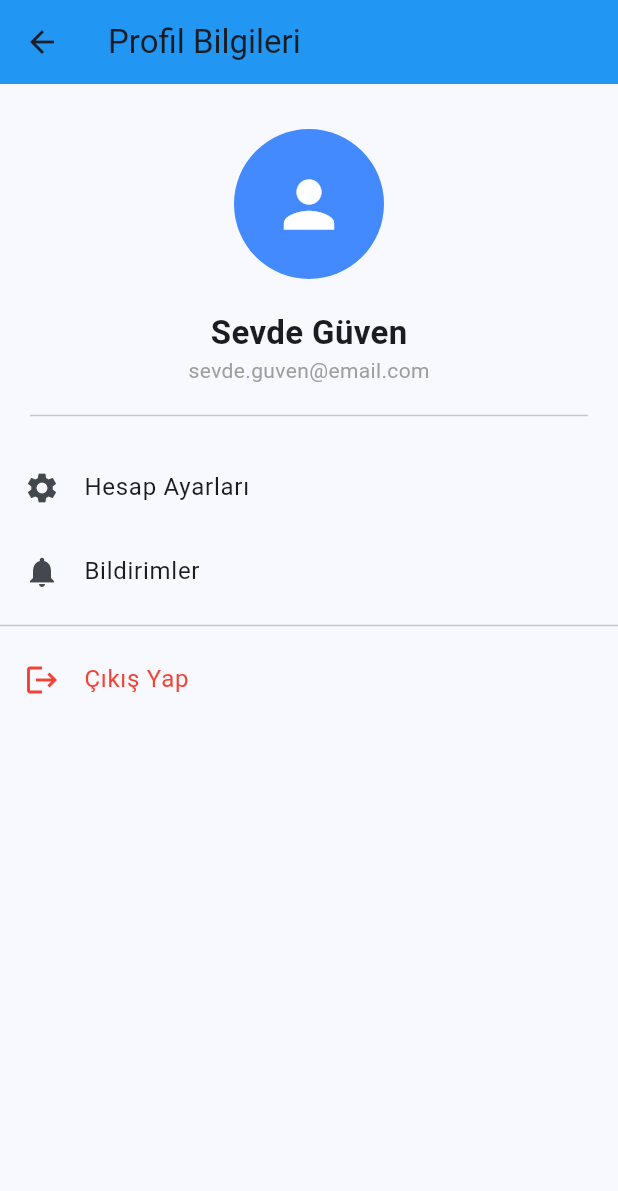
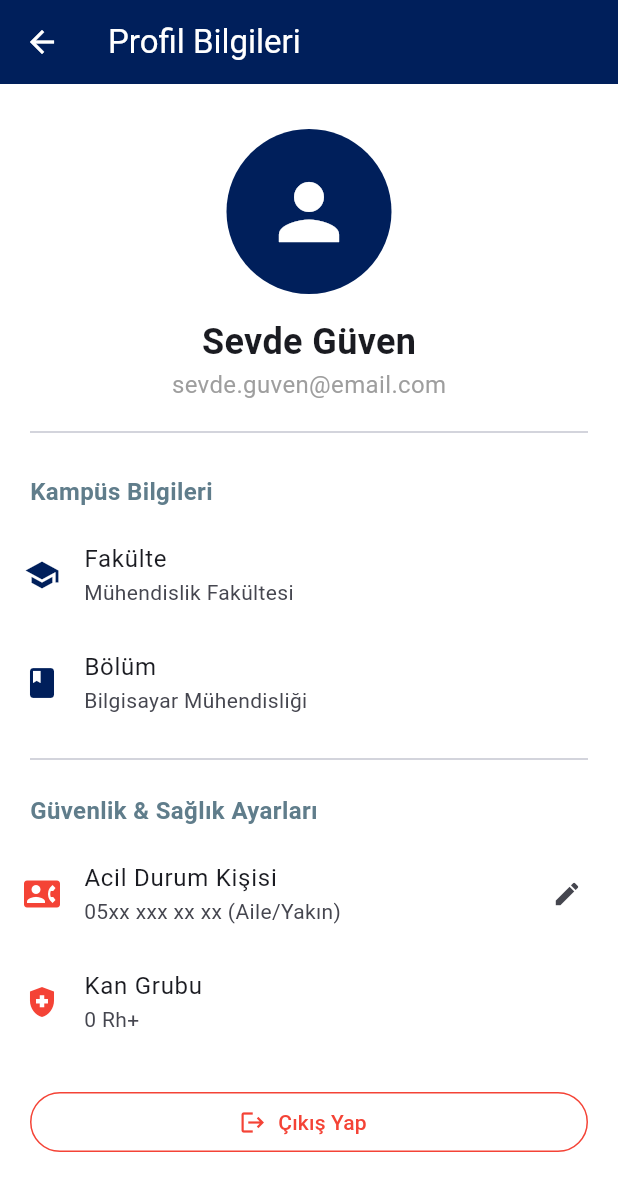
Before and after one commit to ipeeeek/akilli_kampus, a Flutter app: the ProfileScreen screen opened by its route, on a phone screen of 412 x 824 dp. Shown: the top 1191 px of the screen. Run offline on Flutter 3.47's test engine with Material 3 defaults, Android fonts, the phone set to English and light mode, and no system bars.

Commit message:
feat: Akıllı Kampüs kurumsal tema, logo ve form doğrulamaları eklendi

```diff
--- a/lib/screens/profile_screen.dart
+++ b/lib/screens/profile_screen.dart
@@ -1,62 +1,118 @@
 import 'package:flutter/material.dart';
+import '../app_router.dart';
 
 class ProfileScreen extends StatelessWidget {
   const ProfileScreen({super.key});
 
   @override
   Widget build(BuildContext context) {
+    // Koyu Lacivert Rengimiz
+    const Color kDarkNavy = Color(0xFF001F5B);
+
     return Scaffold(
       appBar: AppBar(
         title: const Text('Profil Bilgileri'),
-        backgroundColor: Colors.blue,
+        // backgroundColor silindi, rengi otomatik main.dart'tan alacak
       ),
       body: SingleChildScrollView(
         child: Column(
           children: [
             const SizedBox(height: 30),
-            // Profil Resmi Yerine İkon
+            // Profil Resmi
             const Center(
               child: CircleAvatar(
-                radius: 50,
-                backgroundColor: Colors.blueAccent,
-                child: Icon(Icons.person, size: 50, color: Colors.white),
+                radius: 55,
+                backgroundColor: kDarkNavy, // Lacivert yapıldı
+                child: Icon(Icons.person, size: 60, color: Colors.white),
               ),
             ),
-            const SizedBox(height: 20),
-            // Kullanıcı Bilgileri
+            const SizedBox(height: 15),
+            // Kullanıcı Temel Bilgileri
             const Text(
-              'Sevde Güven', // İstersen burayı kendi isminle değiştirebilirsin
-              style: TextStyle(fontSize: 22, fontWeight: FontWeight.bold),
+              'Sevde Güven',
+              style: TextStyle(fontSize: 24, fontWeight: FontWeight.bold),
             ),
             const Text(
               'sevde.guven@email.com',
-              style: TextStyle(color: Colors.grey),
+              style: TextStyle(color: Colors.grey, fontSize: 16),
             ),
+
             const Divider(height: 40, thickness: 1, indent: 20, endIndent: 20),
-            // Ayarlar ve Seçenekler
+
+            // KAMPÜS BİLGİLERİ BÖLÜMÜ
+            _buildSectionTitle('Kampüs Bilgileri'),
+            const ListTile(
+              leading: Icon(Icons.school, color: kDarkNavy), // Lacivert yapıldı
+              title: Text('Fakülte'),
+              subtitle: Text('Mühendislik Fakültesi'),
+            ),
+            const ListTile(
+              leading: Icon(Icons.class_, color: kDarkNavy), // Lacivert yapıldı
+              title: Text('Bölüm'),
+              subtitle: Text('Bilgisayar Mühendisliği'),
+            ),
+
+            const Divider(height: 30, thickness: 1, indent: 20, endIndent: 20),
+
+            // GÜVENLİK VE SAĞLIK BÖLÜMÜ
+            _buildSectionTitle('Güvenlik & Sağlık Ayarları'),
             ListTile(
-              leading: const Icon(Icons.settings),
-              title: const Text('Hesap Ayarları'),
+              leading: const Icon(Icons.contact_phone, color: Colors.red),
+              title: const Text('Acil Durum Kişisi'),
+              subtitle: const Text('05xx xxx xx xx (Aile/Yakın)'),
+              trailing: const Icon(Icons.edit, size: 20),
               onTap: () {},
             ),
-            ListTile(
-              leading: const Icon(Icons.notifications),
-              title: const Text('Bildirimler'),
-              onTap: () {},
+            const ListTile(
+              leading: Icon(Icons.health_and_safety, color: Colors.red),
+              title: Text('Kan Grubu'),
+              subtitle: Text('0 Rh+'),
             ),
-            const Divider(),
+
+            const SizedBox(height: 20),
+
             // Çıkış Yap Butonu
-            ListTile(
-              leading: const Icon(Icons.logout, color: Colors.red),
-              title: const Text('Çıkış Yap', style: TextStyle(color: Colors.red)),
-              onTap: () {
-                // Çıkış yapınca seni en başa (Login'e) gönderir
-                Navigator.pushNamedAndRemoveUntil(context, '/login', (route) => false);
-              },
+            Padding(
+              padding: const EdgeInsets.symmetric(horizontal: 20),
+              child: SizedBox(
+                width: double.infinity,
+                child: OutlinedButton.icon(
+                  onPressed: () {
+                    Navigator.pushNamedAndRemoveUntil(
+                        context,
+                        RoutePaths.login,
+                            (route) => false
+                    );
+                  },
+                  icon: const Icon(Icons.logout, color: Colors.red),
+                  label: const Text('Çıkış Yap', style: TextStyle(color: Colors.red)),
+                  style: OutlinedButton.styleFrom(
+                    side: const BorderSide(color: Colors.red),
+                  ),
+                ),
+              ),
             ),
+            const SizedBox(height: 30),
           ],
         ),
       ),
     );
   }
+
+  Widget _buildSectionTitle(String title) {
+    return Padding(
+      padding: const EdgeInsets.symmetric(horizontal: 20, vertical: 8),
+      child: Align(
+        alignment: Alignment.centerLeft,
+        child: Text(
+          title,
+          style: const TextStyle(
+              fontSize: 16,
+              fontWeight: FontWeight.bold,
+              color: Colors.blueGrey
+          ),
+        ),
+      ),
+    );
+  }
 }
```
Also changed, not shown: lib/main.dart (+14 -2 lines), lib/screens/login_screen.dart (+65 -13 lines), lib/screens/register_screen.dart (+64 -49 lines), pubspec.yaml (+4 -68 lines), assets/images/uni_logo.png (added).
